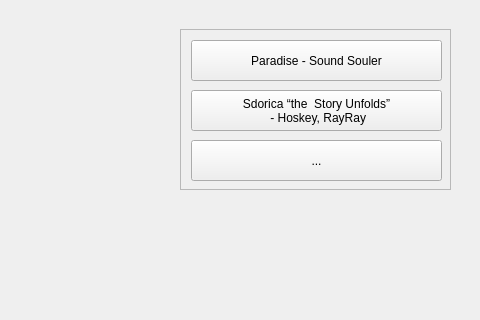
TwinIsland-CCC/RhythmGame_Project_1_00, file playscene.ui: the form before one commit; both pictures show x 320 to 800 and y 161 to 481 of the 800 by 600 pixel window.
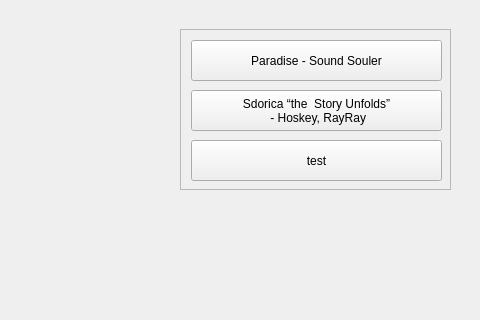
The form after the commit. Icons and pictures are not drawn. Custom widgets are drawn as their Qt base class.

```diff
--- a/playscene.ui
+++ b/playscene.ui
@@ -77,7 +77,7 @@
        </rect>
       </property>
       <property name="text">
-       <string>...</string>
+       <string>test</string>
       </property>
      </widget>
      <widget class="QToolButton" name="toolButton_2">
```
